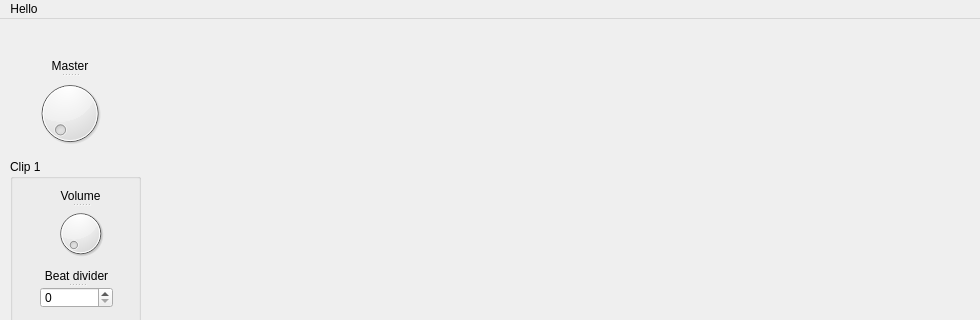
This is gui.ui in Vampouille/superboucle as Qt 5 draws it before an edit; both pictures show x 0 to 980 and y 0 to 320 of the 980 by 748 pixel window. The edited form follows.
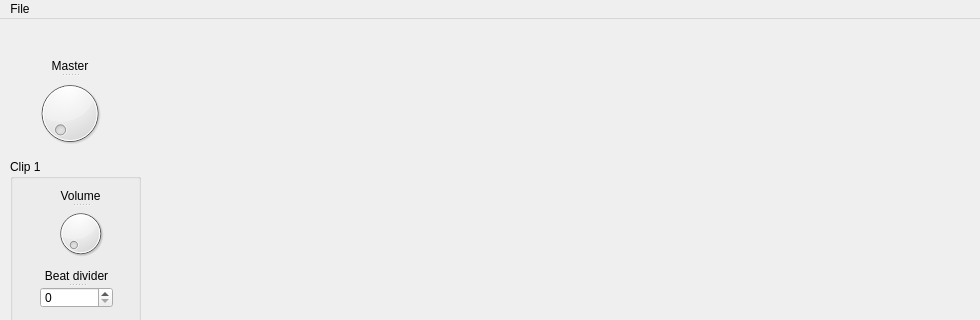
This is the edited form.

Commit message: add menu, store and load song from file

Diff of the .ui file:
```diff
--- a/gui.ui
+++ b/gui.ui
@@ -206,12 +206,12 @@
      <height>20</height>
     </rect>
    </property>
-   <widget class="QMenu" name="menuHello">
+   <widget class="QMenu" name="menuFile">
     <property name="title">
-     <string>Hello</string>
+     <string>File</string>
     </property>
    </widget>
-   <addaction name="menuHello"/>
+   <addaction name="menuFile"/>
   </widget>
   <widget class="QStatusBar" name="statusbar"/>
  </widget>
```
Left out of the diff: 42 changed lines with no effect on the pictures. The commit also changes 3 other files.
